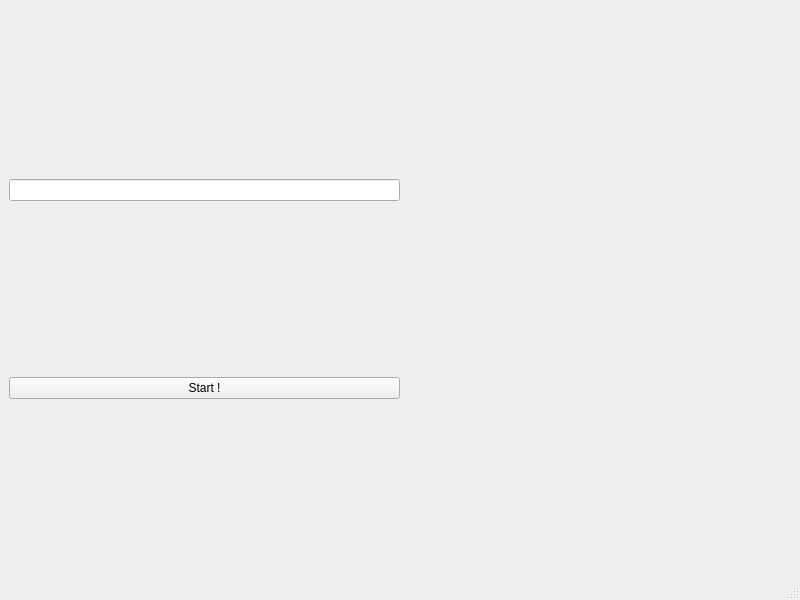
First picture: the form in IA/window.ui, repository Douraid-BEN-HASSEN/ar_course, before the edit.
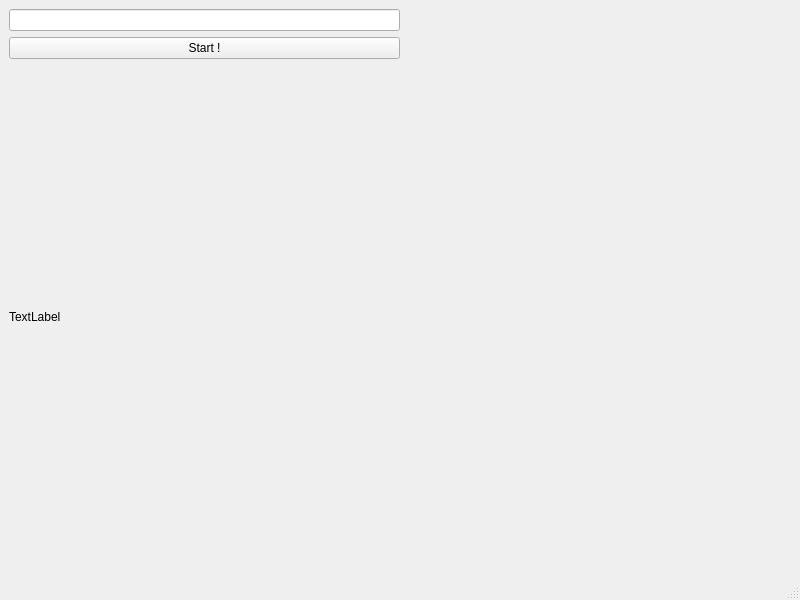
Second picture: the form after the edit.

```diff
--- a/IA/window.ui
+++ b/IA/window.ui
@@ -27,6 +27,13 @@
         </property>
        </widget>
       </item>
+      <item>
+       <widget class="QLabel" name="label_size">
+        <property name="text">
+         <string>TextLabel</string>
+        </property>
+       </widget>
+      </item>
      </layout>
     </item>
     <item>
```
